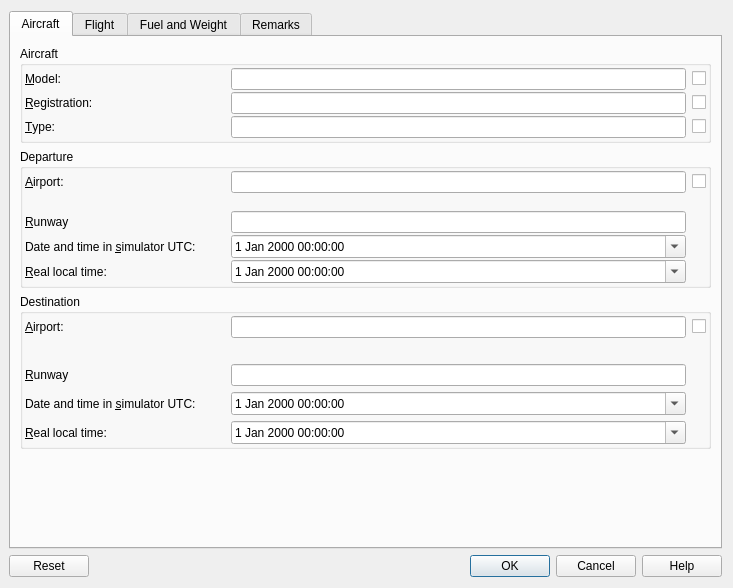
Above: src/logbook/logdatadialog.ui from albar965/littlenavmap before the change. Below: the same form after it.
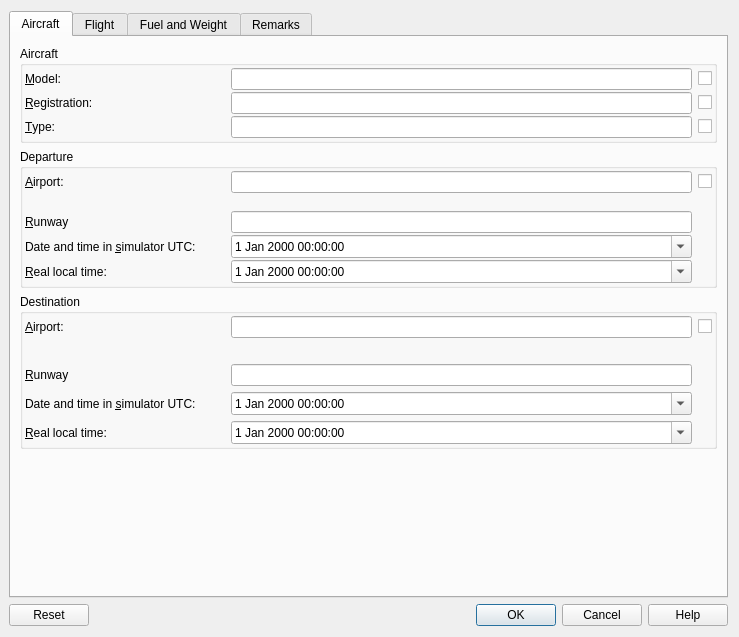
That is the form after the change.

What changed in the file:
```diff
--- a/src/logbook/logdatadialog.ui
+++ b/src/logbook/logdatadialog.ui
@@ -6,8 +6,8 @@
    <rect>
     <x>0</x>
     <y>0</y>
-    <width>733</width>
-    <height>588</height>
+    <width>739</width>
+    <height>637</height>
    </rect>
   </property>
   <property name="windowTitle">
```
